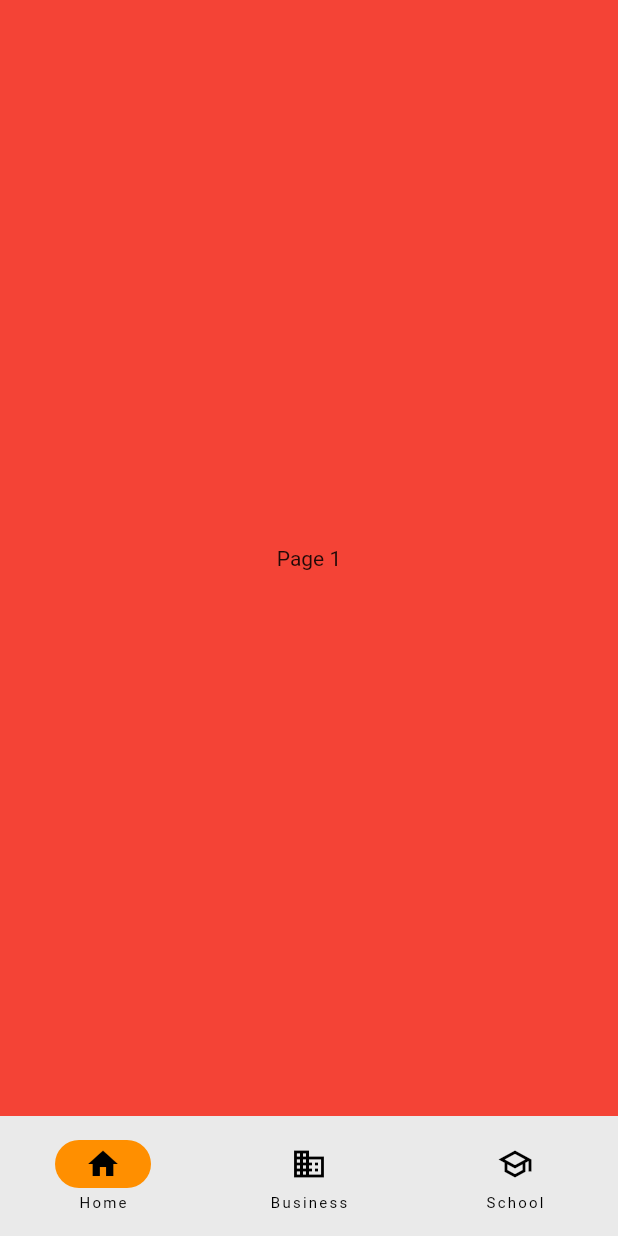
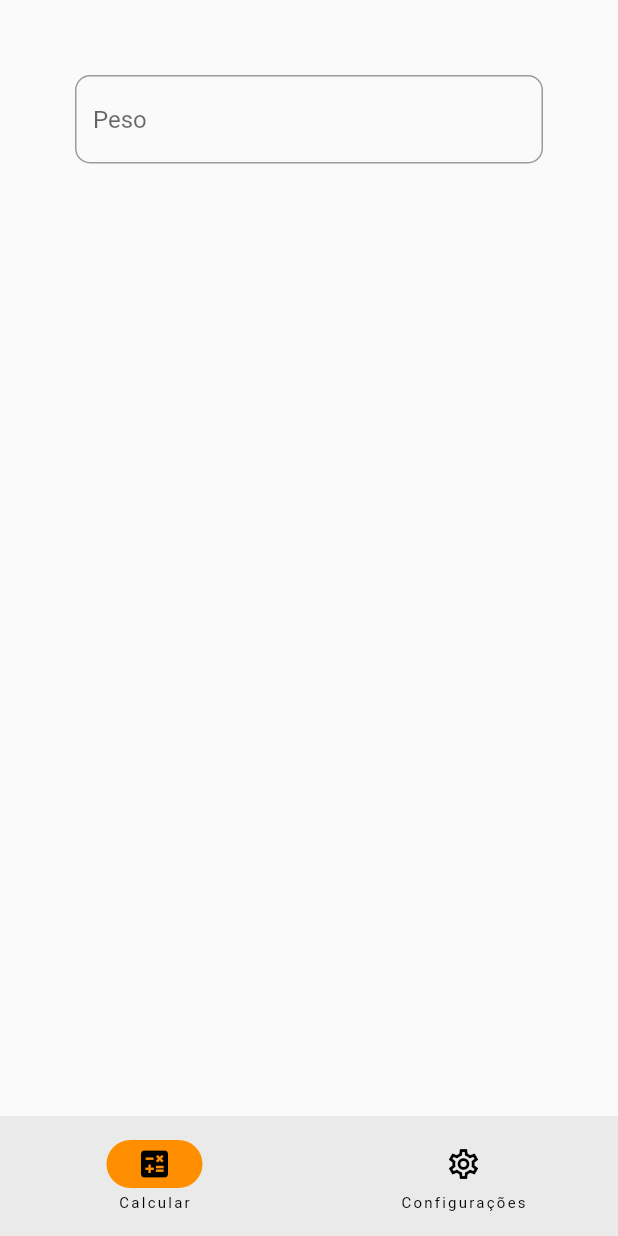
Before and after one commit to eduardocordova21/calculadora_imc_flutter, a Flutter app: the screen it shows after launch, on a phone screen of 412 x 824 dp. Run offline on Flutter 3.47's test engine with Material 2 defaults, Android fonts, the phone set to English and light mode, and no system bars.

Commit message:
Adicionando tela de Calcular

```diff
--- /dev/null
+++ b/lib/views/calculate_view.dart
@@ -0,0 +1,35 @@
+import 'package:flutter/material.dart';
+
+class CalculateView extends StatefulWidget {
+  const CalculateView({super.key});
+
+  @override
+  State<CalculateView> createState() => _CalculateViewState();
+}
+
+class _CalculateViewState extends State<CalculateView> {
+  @override
+  Widget build(BuildContext context) {
+    return const Padding(
+      padding: EdgeInsets.all(50),
+      child: SafeArea(
+        child: Column(
+          children: [
+            TextField(
+              decoration: InputDecoration(
+                hintText: "Peso",
+                border: OutlineInputBorder(
+                  borderRadius: BorderRadius.all(
+                    Radius.circular(10),
+                  ),
+                ),
+              ),
+              keyboardType:
+                  TextInputType.numberWithOptions(signed: false, decimal: true),
+            )
+          ],
+        ),
+      ),
+    );
+  }
+}
--- a/lib/views/main_view.dart
+++ b/lib/views/main_view.dart
@@ -1,3 +1,4 @@
+import 'package:calculadora_imc/views/calculate_view.dart';
 import 'package:flutter/material.dart';
 
 class MainView extends StatefulWidget {
@@ -23,37 +24,24 @@ class _MainViewState extends State<MainView> {
         selectedIndex: currentPageIndex,
         destinations: const <Widget>[
           NavigationDestination(
-            selectedIcon: Icon(Icons.home),
-            icon: Icon(Icons.home_outlined),
-            label: 'Home',
+            selectedIcon: Icon(Icons.calculate),
+            icon: Icon(Icons.calculate_outlined),
+            label: 'Calcular',
           ),
           NavigationDestination(
-            icon: Icon(Icons.business),
-            label: 'Business',
-          ),
-          NavigationDestination(
-            selectedIcon: Icon(Icons.school),
-            icon: Icon(Icons.school_outlined),
-            label: 'School',
+            selectedIcon: Icon(Icons.settings),
+            icon: Icon(Icons.settings_outlined),
+            label: 'Configurações',
           ),
         ],
       ),
       body: <Widget>[
-        Container(
-          color: Colors.red,
-          alignment: Alignment.center,
-          child: const Text('Page 1'),
-        ),
+        const CalculateView(),
         Container(
           color: Colors.green,
           alignment: Alignment.center,
           child: const Text('Page 2'),
         ),
-        Container(
-          color: Colors.blue,
-          alignment: Alignment.center,
-          child: const Text('Page 3'),
-        ),
       ][currentPageIndex],
     );
   }
```
